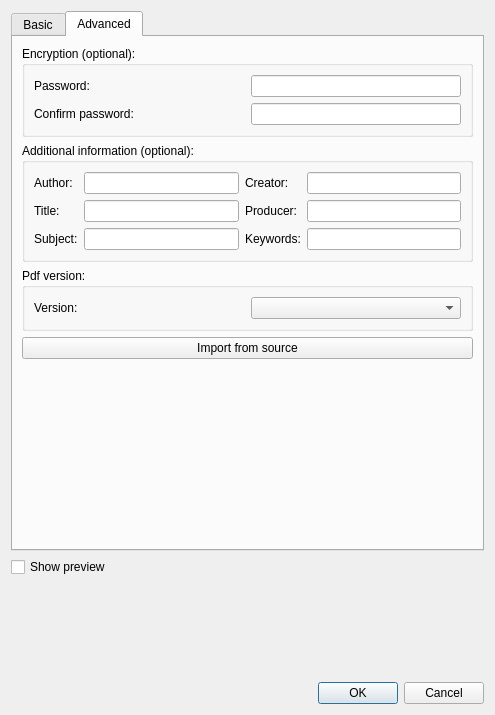
manisandro/gImageReader, file qt/data/PdfExportDialog.ui: the form before one commit.
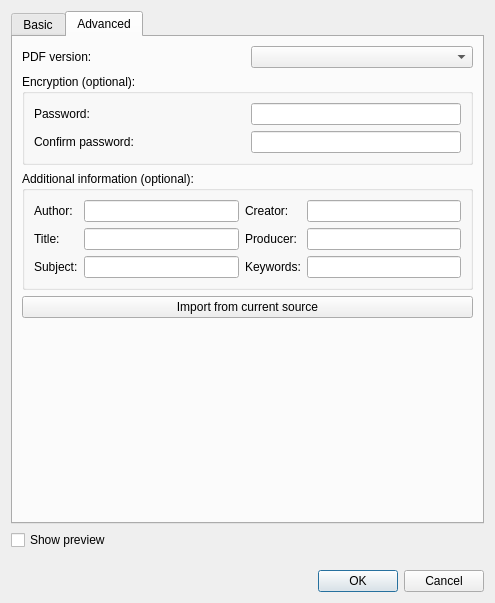
The form after the commit. The open tabs and pages were chosen to show the change. Icons and pictures are not drawn.

Commit message: [Qt] Tidy up PDF export dialog

What changed in the file:
```diff
--- a/qt/data/PdfExportDialog.ui
+++ b/qt/data/PdfExportDialog.ui
@@ -7,7 +7,7 @@
     <x>0</x>
     <y>0</y>
     <width>495</width>
-    <height>715</height>
+    <height>603</height>
    </rect>
   </property>
   <property name="windowTitle">
@@ -492,26 +492,17 @@
        <string>Advanced</string>
       </attribute>
       <layout class="QGridLayout" name="gridLayout_7">
-       <item row="2" column="0">
-        <widget class="QGroupBox" name="groupBoxPdfVersion">
-         <property name="title">
-          <string>Pdf version:</string>
+       <item row="0" column="0">
+        <widget class="QLabel" name="labelPdfVersion">
+         <property name="text">
+          <string>PDF version:</string>
          </property>
-         <layout class="QHBoxLayout" name="horizontalLayout_3">
-          <item>
-           <widget class="QLabel" name="labelPdfVersion">
-            <property name="text">
-             <string>Version:</string>
-            </property>
-           </widget>
-          </item>
-          <item>
-           <widget class="QComboBox" name="comboBoxPdfVersion"/>
-          </item>
-         </layout>
         </widget>
        </item>
-       <item row="0" column="0">
+       <item row="0" column="1">
+        <widget class="QComboBox" name="comboBoxPdfVersion"/>
+       </item>
+       <item row="2" column="0" colspan="2">
         <widget class="QGroupBox" name="groupBoxEncryption">
          <property name="title">
           <string>Encryption (optional):</string>
@@ -566,7 +557,7 @@
          </layout>
         </widget>
        </item>
-       <item row="1" column="0">
+       <item row="3" column="0" colspan="2">
         <widget class="QGroupBox" name="groupBoxAdditionaInfo">
          <property name="baseSize">
           <size>
@@ -641,7 +632,14 @@
          </layout>
         </widget>
        </item>
-       <item row="4" column="0">
+       <item row="5" column="0" colspan="2">
+        <widget class="QPushButton" name="pushButtonImport">
+         <property name="text">
+          <string>Import from current source</string>
+         </property>
+        </widget>
+       </item>
+       <item row="6" column="0" colspan="2">
         <spacer name="verticalSpacer_2">
          <property name="orientation">
           <enum>Qt::Vertical</enum>
@@ -654,13 +652,6 @@
          </property>
         </spacer>
        </item>
-       <item row="3" column="0">
-        <widget class="QPushButton" name="pushButtonImportAddInfo">
-         <property name="text">
-          <string>Import from source</string>
-         </property>
-        </widget>
-       </item>
       </layout>
      </widget>
     </widget>
```
Left out of the diff: 2 changed lines with no effect on the pictures. The commit also changes 2 other files.
